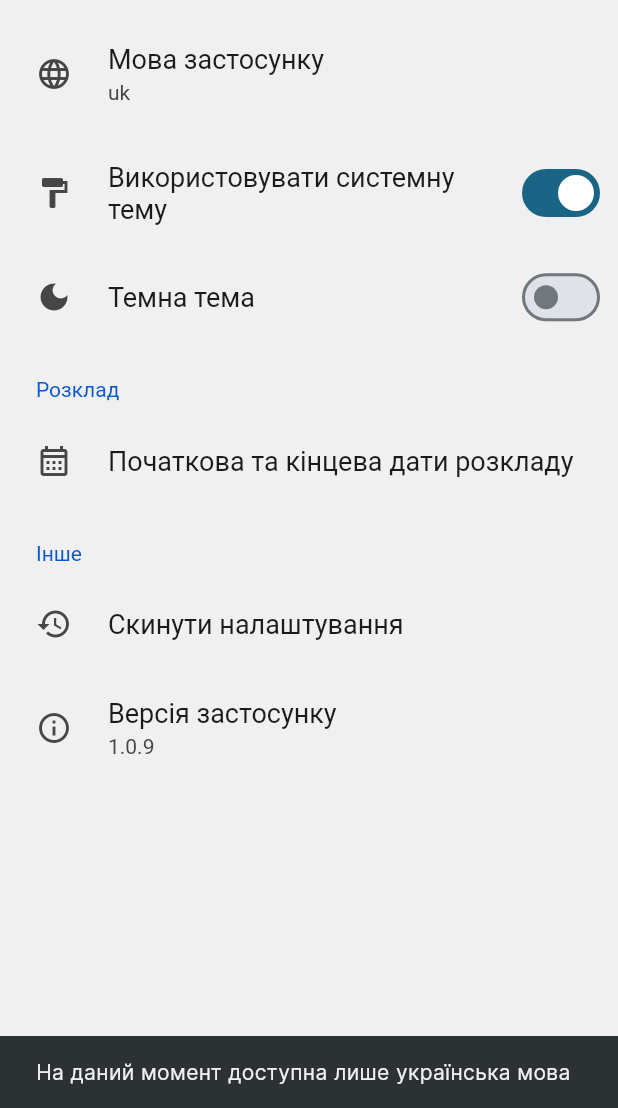
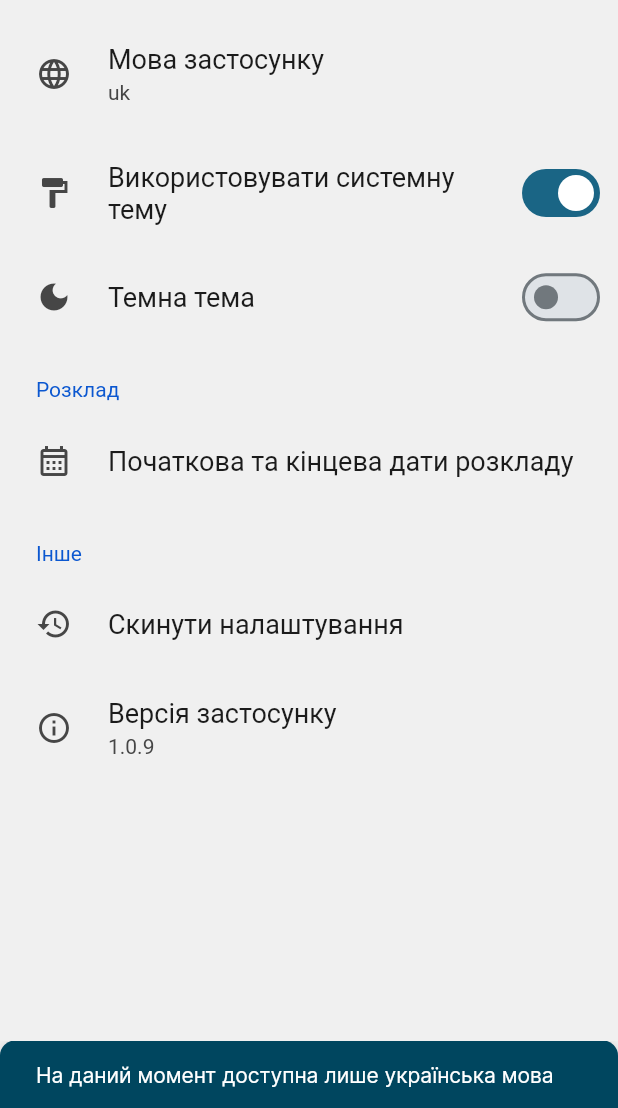
Before and after one commit to music-soul1-1/nure-timetable, a Flutter app: the SettingsPage screen opened directly, after a tap on "Мова застосунку", on a phone screen of 412 x 824 dp, the part 128-1236 px from its top. Run offline on Flutter 3.47's test engine with Material 3 defaults, Android fonts, the phone set to English and light mode, and no system bars; drawn by our look-alikes of calendar_view, settings_ui; our stand-ins replace package_info_plus, shared_preferences; accounts and stored records are empty; network calls fail.

Commit message:
Update dependencies and snackbar theme

```diff
--- a/lib/main.dart
+++ b/lib/main.dart
@@ -18,6 +18,7 @@
 // Flutter
 import 'package:flutter/material.dart';
 import 'package:intl/date_symbol_data_local.dart';
+import 'package:nure_timetable/theme/themes.dart';
 
 // Pages
 import 'pages/home_page.dart';
@@ -78,24 +79,8 @@ class _MyAppState extends State<MyApp> {
         title: 'NureTimetable',
         locale: const Locale('uk', 'UA'),
         themeMode: _themeManager.themeMode,
-        theme: ThemeData(
-          colorScheme: ColorScheme.fromSeed(
-            seedColor: const Color(0xFF00465F),
-            brightness: Brightness.light,
-            background: const Color.fromARGB(255, 240, 240, 240),
-          ),
-          useMaterial3: true,
-          fontFamily: 'Inter',
-        ),
-        darkTheme: ThemeData(
-          colorScheme: ColorScheme.fromSeed(
-            seedColor: const Color(0xFF00465F),
-            brightness: Brightness.dark,
-            background: const Color.fromARGB(255, 0, 15, 19)
-          ),
-          useMaterial3: true,
-          fontFamily: 'Inter',
-        ),
+        theme: lightTheme,
+        darkTheme: darkTheme,
         home: DefaultTabController(
           length: 3,
           child: Scaffold(
--- a/lib/pages/home_page.dart
+++ b/lib/pages/home_page.dart
@@ -27,6 +27,7 @@ import 'package:nure_timetable/models/lesson_appointment.dart';
 import 'package:nure_timetable/theme/theme_manager.dart';
 import 'package:nure_timetable/widgets/home_page_widgets.dart';
 import 'package:nure_timetable/widgets/settings_page_widgets.dart';
+import 'package:nure_timetable/widgets/helper_widgets.dart';
 
 
 GlobalKey<WeekViewState> weekViewKey = GlobalKey<WeekViewState>();
@@ -60,6 +61,10 @@ class _HomePageState extends State<HomePage> {
   }
 
   Future<void> _refresh() async {
+    ScaffoldMessenger.of(context).showSnackBar(
+      snackbar("Оновлення розкладу...")
+    );
+
     // Updates lessons data
     await _loadLessons(updateFromAPI: true);
 
@@ -71,6 +76,11 @@ class _HomePageState extends State<HomePage> {
     loadSettings().then((value) => setState(() {
       widget.themeManager.toggleTheme(value.useSystemTheme ? (systemBrightness == Brightness.dark) : settings.darkThemeEnabled);
       settings = value;
+
+      ScaffoldMessenger.of(context).removeCurrentSnackBar();
+      ScaffoldMessenger.of(context).showSnackBar(
+        snackbar("Розклад оновлено!")
+      );
     }));
   }
 
--- a/lib/theme/themes.dart
+++ b/lib/theme/themes.dart
@@ -21,10 +21,23 @@ var darkTheme = ThemeData(
   colorScheme: ColorScheme.fromSeed(
     seedColor: const Color(0xFF00465F),
     brightness: Brightness.dark,
-    background: const Color.fromARGB(255, 0, 15, 19),
+    background: const Color.fromARGB(255, 0, 15, 19)
   ),
   useMaterial3: true,
   fontFamily: 'Inter',
+  snackBarTheme: const SnackBarThemeData(
+    behavior: SnackBarBehavior.fixed,
+    shape: RoundedRectangleBorder(
+      borderRadius: BorderRadius.only(topLeft: Radius.circular(10), topRight: Radius.circular(10)),
+    ),
+    insetPadding: EdgeInsets.all(10),
+    backgroundColor: Color(0xFF00465F),
+    contentTextStyle: TextStyle(
+      color: Color(0xFF06DDF6),
+      fontSize: 14,
+      fontFamily: 'Inter'
+    ),
+  ),
 );
 
 
@@ -36,4 +49,17 @@ var lightTheme = ThemeData(
   ),
   useMaterial3: true,
   fontFamily: 'Inter',
+  snackBarTheme: const SnackBarThemeData(
+    behavior: SnackBarBehavior.fixed,
+    shape: RoundedRectangleBorder(
+      borderRadius: BorderRadius.only(topLeft: Radius.circular(10), topRight: Radius.circular(10)),
+    ),
+    insetPadding: EdgeInsets.all(10),
+    backgroundColor: Color(0xFF00465F),
+    contentTextStyle: TextStyle(
+      color: Color.fromARGB(255, 255, 255, 255),
+      fontSize: 14,
+      fontFamily: 'Inter'
+    ),
+  ),
 );
--- /dev/null
+++ b/lib/widgets/helper_widgets.dart
@@ -0,0 +1,26 @@
+// NureTimetable is an app for viewing schedule for groups or teachers of Kharkiv National University of Radio Electronics.
+// Copyright (C) 2023  music-soul1-1
+
+// This program is free software: you can redistribute it and/or modify
+// it under the terms of the GNU General Public License as published by
+// the Free Software Foundation, either version 3 of the License, or
+// (at your option) any later version.
+
+// This program is distributed in the hope that it will be useful,
+// but WITHOUT ANY WARRANTY; without even the implied warranty of
+// MERCHANTABILITY or FITNESS FOR A PARTICULAR PURPOSE.  See the
+// GNU General Public License for more details.
+
+// You should have received a copy of the GNU General Public License
+// along with this program.  If not, see <https://www.gnu.org/licenses/>.
+
+
+import 'package:flutter/material.dart';
+
+
+SnackBar snackbar(String text, {int duration = 1}) {
+  return SnackBar(
+    content: Text(text),
+    duration: Duration(seconds: duration),
+  );
+}
--- a/pubspec.yaml
+++ b/pubspec.yaml
@@ -54,7 +54,7 @@ dev_dependencies:
   # activated in the `analysis_options.yaml` file located at the root of your
   # package. See that file for information about deactivating specific lint
   # rules and activating additional ones.
-  flutter_lints: ^2.0.0
+  flutter_lints: ^3.0.1
 
   build_runner: ^2.1.5
   json_serializable: ^6.1.4
```
Also changed, not shown: pubspec.lock.
